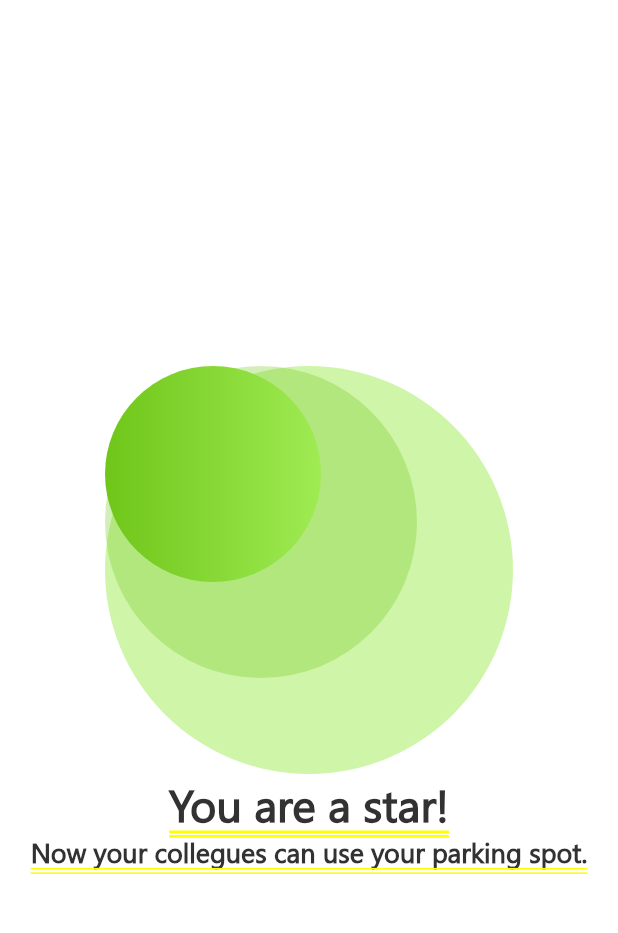
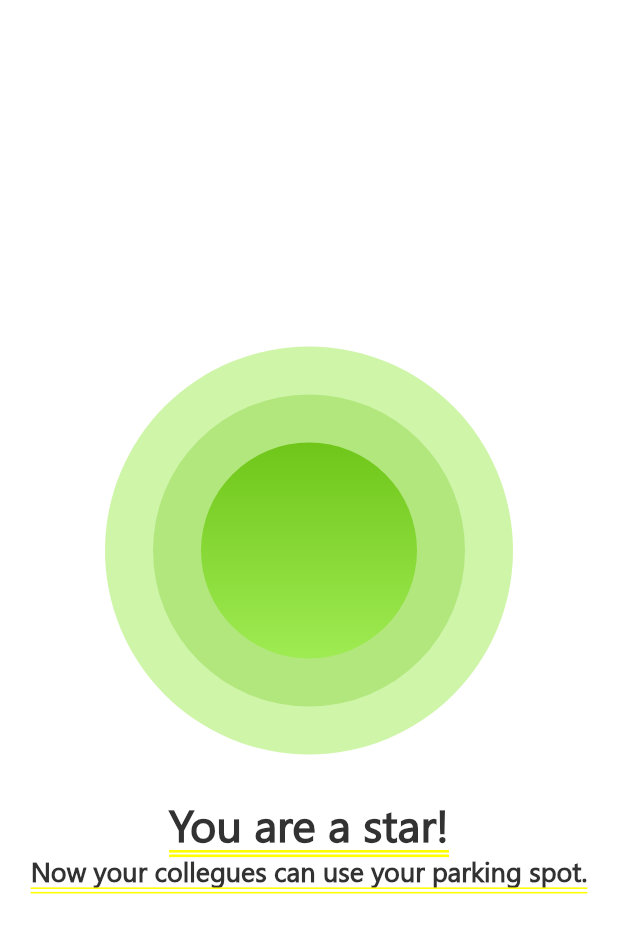
Before and after one commit to nelci592/FlutterApp, a Flutter app: the screen it shows after launch, on a phone screen of 412 x 824 dp. Shown: the top 933 px of the screen. Run offline on Flutter 3.47's test engine with Material 2 defaults, Android fonts, the phone set to English and light mode, and no system bars; missing offline and left inert: dart:js.

Commit message:
improved success screen

```diff
--- a/progress_app/lib/main.dart
+++ b/progress_app/lib/main.dart
@@ -24,7 +24,7 @@ class MyApp extends StatelessWidget {
                 fontFamily: 'Segoe',
               ),
               home: SuccessSharing(),
-              //home: auth.isAuth ? OverviewScreen() : AuthScreen(),
+              // home: auth.isAuth ? OverviewScreen() : AuthScreen(),
               // routes: {
               //   OverviewScreen.routeName: (ctx) => OverviewScreen(),
               // },
--- a/progress_app/lib/providers/auth.dart
+++ b/progress_app/lib/providers/auth.dart
@@ -26,7 +26,7 @@ class Auth with ChangeNotifier {
   Future<void> _authenticate(
       String email, String password, String urlSegment) async {
     try {
-      final url = ";
+    final url = "https://www.googleapis.com/identitytoolkit/v3/relyingparty/$urlSegment?key=AIzaSyCeOzU70A-0eZ8-lnelpVZkb5qPOpGGOBU";
       final response = await http.post(
         url,
         body: json.encode(
--- a/progress_app/lib/screens/success_sharing_screen.dart
+++ b/progress_app/lib/screens/success_sharing_screen.dart
@@ -21,22 +21,21 @@ class SuccessSharing extends StatelessWidget {
                     shape: BoxShape.circle,
                     color: Color.fromRGBO(159, 235, 83, 0.5)),
               ),
-              Column(
-                mainAxisAlignment: MainAxisAlignment.center,
-                crossAxisAlignment: CrossAxisAlignment.center,
-                children: <Widget>[
-                  Container(
+              Positioned(
+                left: 32,
+                top: 32,
+                child: Container(
                   width: 208,
                   height: 208,
                   decoration: BoxDecoration(
                       shape: BoxShape.circle,
                       color: Color.fromRGBO(111, 198, 25, 0.3)),
                 ),
-                ],
               ),
-              Column(
-                children: <Widget>[
-                  Container(
+              Positioned(
+                top: 64,
+                left: 64,
+                child: Container(
                   width: 144,
                   height: 144,
                   decoration: BoxDecoration(
@@ -45,19 +44,17 @@ class SuccessSharing extends StatelessWidget {
                           Color.fromRGBO(111, 198, 25, 1),
                           Color.fromRGBO(159, 235, 83, 1)
                         ],
-                          begin: Alignment.centerLeft,
-                          end: Alignment.centerRight,
+                        begin: Alignment.topCenter,
+                        end: Alignment.bottomCenter,
                       ),
                       shape: BoxShape.circle,
                       color: Colors.lightBlue),
                 ),
+              ),
             ],
           ),
-
-            ],
-          ),
-          Container(
-           // padding: EdgeInsets.fromLTRB(0, 62, 0, 20),
+          Padding(
+            padding: const EdgeInsets.fromLTRB(0, 26, 0, 0),
             child: Text("You are a star!",
                 textAlign: TextAlign.left,
                 style: TextStyle(
@@ -66,16 +63,13 @@ class SuccessSharing extends StatelessWidget {
                   fontFamily: "Segoe",
                 )),
           ),
-          Container(
-          //  padding: EdgeInsets.fromLTRB(0, 62, 0, 20),
-            child: Text("Now your collegues can use your parking spot.",
+          Text("Now your collegues can use your parking spot.",
               textAlign: TextAlign.left,
               style: TextStyle(
                 color: Color.fromRGBO(50, 50, 50, 1),
                 fontSize: 18,
                 fontFamily: "Segoe",
               )),
-          ),
         ],
       ),
     );
--- a/progress_app/pubspec.yaml
+++ b/progress_app/pubspec.yaml
@@ -22,6 +22,7 @@ dependencies:
   provider: ^3.0.0
   intl: ^0.15.8
   http: ^0.12.0+2
+  nested: ^0.0.4
 
   # The following adds the Cupertino Icons font to your application.
   # Use with the CupertinoIcons class for iOS style icons.
```
Also changed, not shown: progress_app/pubspec.lock. Lines whose indentation alone changed are shown as unchanged.
